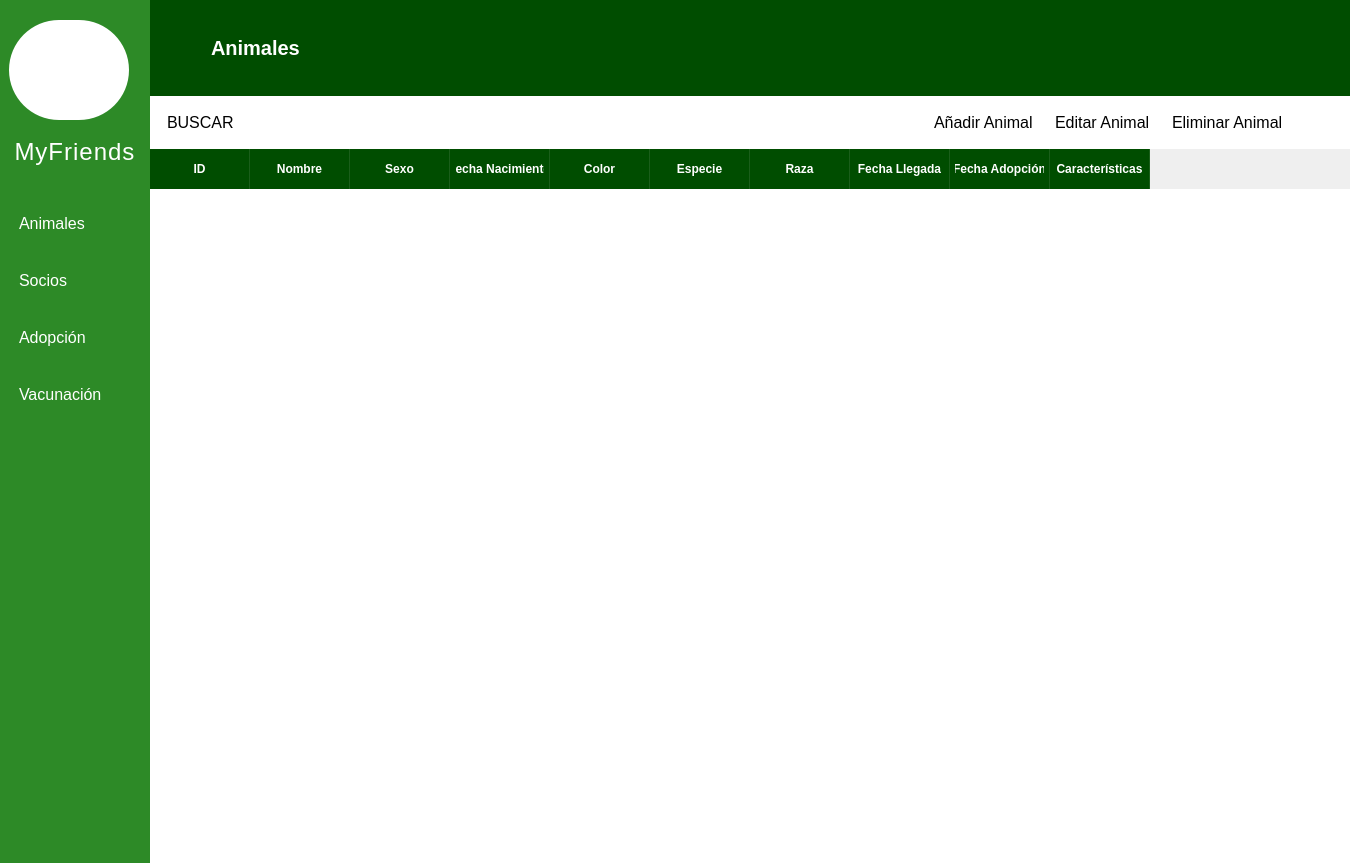
Old version of the form vistas/animales.ui in the repository MiguelGarcia29/RefugioAnimal-OR.
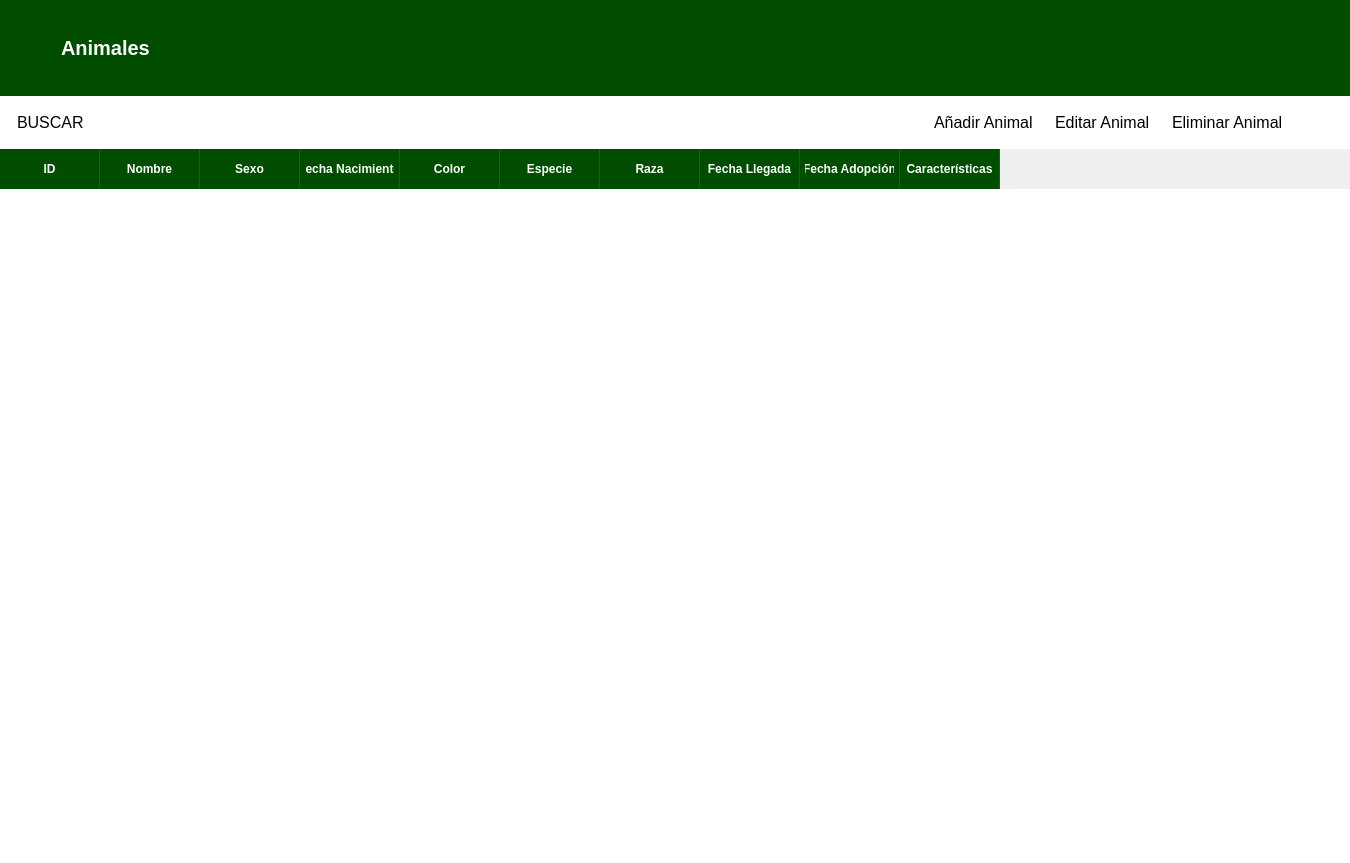
New version of the form. Icons and pictures are not drawn.

```diff
--- a/vistas/animales.ui
+++ b/vistas/animales.ui
@@ -21,7 +21,7 @@
     margin: 0px;
 }</string>
    </property>
-   <layout class="QHBoxLayout" name="horizontalLayout" stretch="1,8">
+   <layout class="QHBoxLayout" name="horizontalLayout" stretch="8">
     <property name="spacing">
      <number>0</number>
     </property>
@@ -37,165 +37,6 @@
     <property name="bottomMargin">
      <number>0</number>
     </property>
-    <item>
-     <widget class="QFrame" name="frame_lateral">
-      <property name="styleSheet">
-       <string notr="true">/* Color de fondo del panel lateral */
-#frame_lateral {
-    background-color: #2d8a27; /* El verde de tu captura */
-    border: none;
-}
-
-/* Estilo para todos los botones dentro del panel */
-QPushButton {
-    background-color: transparent;
-    color: white;
-    text-align: left;
-    padding: 10px;
-    font-size: 16px;
-    border: none;
-}
-
-/* Efecto cuando pasas el ratón por encima */
-QPushButton:hover {
-    background-color: #3eb038;
-}</string>
-      </property>
-      <property name="frameShape">
-       <enum>QFrame::NoFrame</enum>
-      </property>
-      <property name="frameShadow">
-       <enum>QFrame::Plain</enum>
-      </property>
-      <layout class="QVBoxLayout" name="verticalLayout">
-       <property name="spacing">
-        <number>18</number>
-       </property>
-       <property name="topMargin">
-        <number>20</number>
-       </property>
-       <item>
-        <widget class="QLabel" name="imagen">
-         <property name="minimumSize">
-          <size>
-           <width>100</width>
-           <height>100</height>
-          </size>
-         </property>
-         <property name="maximumSize">
-          <size>
-           <width>120</width>
-           <height>120</height>
-          </size>
-         </property>
-         <property name="styleSheet">
-          <string notr="true">#imagen{
-	border-radius: 50px;
-	background-color: white;
-}</string>
-         </property>
-         <property name="text">
-          <string/>
-         </property>
-         <property name="pixmap">
-          <pixmap>img/logo_perros.webp</pixmap>
-         </property>
-         <property name="scaledContents">
-          <bool>true</bool>
-         </property>
-        </widget>
-       </item>
-       <item>
-        <widget class="QLabel" name="nombre">
-         <property name="minimumSize">
-          <size>
-           <width>30</width>
-           <height>30</height>
-          </size>
-         </property>
-         <property name="maximumSize">
-          <size>
-           <width>200</width>
-           <height>200</height>
-          </size>
-         </property>
-         <property name="styleSheet">
-          <string notr="true">#nombre{
-	color: #FFFFFF;
-	padding-bottom: 20px;
-	font-family: 'Montserrat';
-	font-size: 24px;
-	letter-spacing: 1px;
-}</string>
-         </property>
-         <property name="text">
-          <string>MyFriends</string>
-         </property>
-         <property name="alignment">
-          <set>Qt::AlignCenter</set>
-         </property>
-        </widget>
-       </item>
-       <item>
-        <widget class="QPushButton" name="btn_animales">
-         <property name="text">
-          <string>Animales</string>
-         </property>
-         <property name="icon">
-          <iconset>
-           <normaloff>img/huella.png</normaloff>img/huella.png</iconset>
-         </property>
-        </widget>
-       </item>
-       <item>
-        <widget class="QPushButton" name="btn_socios">
-         <property name="text">
-          <string>Socios</string>
-         </property>
-         <property name="icon">
-          <iconset>
-           <normaloff>img/persona.webp</normaloff>img/persona.webp</iconset>
-         </property>
-        </widget>
-       </item>
-       <item>
-        <widget class="QPushButton" name="btn_adopcion">
-         <property name="text">
-          <string>Adopción</string>
-         </property>
-         <property name="icon">
-          <iconset>
-           <normaloff>img/corazon2.webp</normaloff>img/corazon2.webp</iconset>
-         </property>
-        </widget>
-       </item>
-       <item>
-        <widget class="QPushButton" name="btn_vacunacion">
-         <property name="text">
-          <string>Vacunación</string>
-         </property>
-         <property name="icon">
-          <iconset>
-           <normaloff>img/salud.png</normaloff>img/salud.png</iconset>
-         </property>
-        </widget>
-       </item>
-       <item>
-        <spacer name="verticalSpacer">
-         <property name="orientation">
-          <enum>Qt::Vertical</enum>
-         </property>
-         <property name="sizeHint" stdset="0">
-          <size>
-           <width>20</width>
-           <height>341</height>
-          </size>
-         </property>
-        </spacer>
-       </item>
-      </layout>
-     </widget>
-    </item>
     <item>
      <widget class="QFrame" name="frame">
       <property name="frameShape">
```
Left out of the diff: 2 changed lines with no effect on the pictures.
